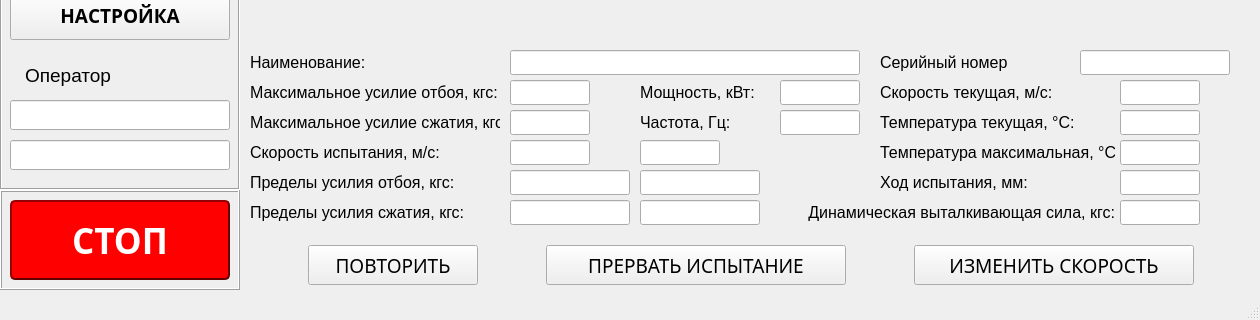
Qt form ui/mainui.ui (Skorikof/SPG-023MK) before a commit; both pictures show x 0 to 1260 and y 610 to 930 of the 1260 by 930 pixel window.
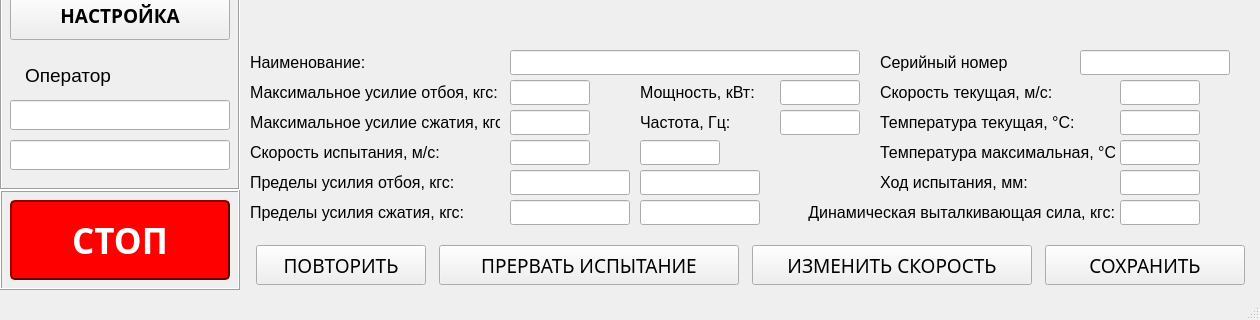
The same form after that commit. The open tabs and pages were chosen to show the change. Custom widgets are drawn as their Qt base class.

Commit message: Переделан объект чтения архива. Наброски 2 варианта скоростного графика. Теперь расчёт отбоя и сжатия по одной формуле вынесенной в объект. В температурном испытании берёт текущую температуру, а не максимальную из посылки. А так же при старте нового испытания сбрасывает максимальную температуру

Diff of the .ui file:
```diff
--- a/ui/mainui.ui
+++ b/ui/mainui.ui
@@ -3177,18 +3177,9 @@
              <enum>QFrame::Sunken</enum>
             </property>
             <layout class="QHBoxLayout" name="horizontalLayout_2">
-             <property name="spacing">
-              <number>5</number>
-             </property>
-             <property name="leftMargin">
-              <number>5</number>
-             </property>
              <property name="topMargin">
               <number>5</number>
              </property>
-             <property name="rightMargin">
-              <number>5</number>
-             </property>
              <property name="bottomMargin">
               <number>5</number>
              </property>
@@ -3267,6 +3258,31 @@
                </property>
               </widget>
              </item>
+             <item>
+              <widget class="QPushButton" name="test_save_btn">
+               <property name="minimumSize">
+                <size>
+                 <width>200</width>
+                 <height>40</height>
+                </size>
+               </property>
+               <property name="maximumSize">
+                <size>
+                 <width>200</width>
+                 <height>40</height>
+                </size>
+               </property>
+               <property name="font">
+                <font>
+                 <family>Arial Black</family>
+                 <pointsize>14</pointsize>
+                </font>
+               </property>
+               <property name="text">
+                <string>СОХРАНИТЬ</string>
+               </property>
+              </widget>
+             </item>
             </layout>
            </widget>
           </widget>
```
Left out of the diff: 26 changed lines with no effect on the pictures. The commit also changes 6 other files.
